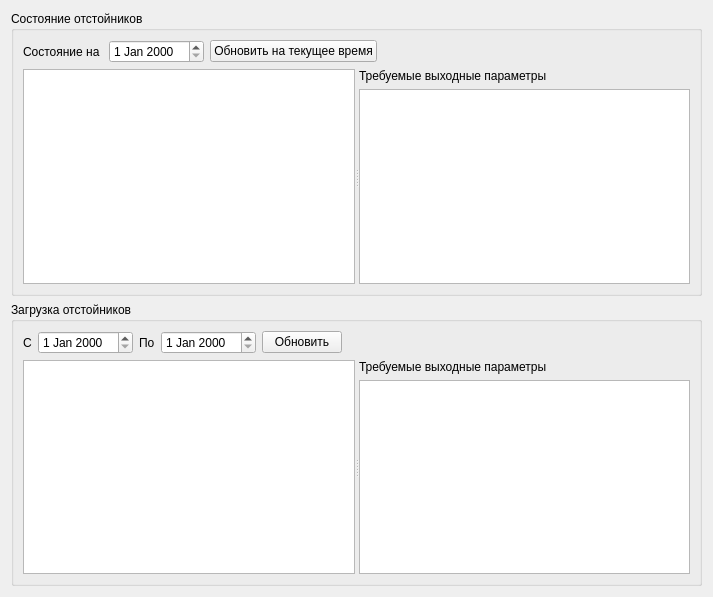
Before: the Qt Designer form formsump.ui in Sergeyego/el_glass, drawn with Qt 5.
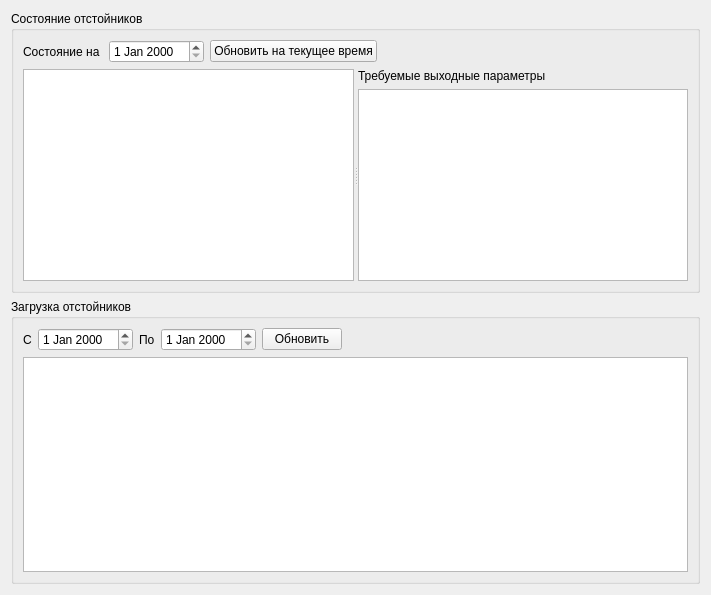
After: the same form once the commit is applied. Custom widgets are drawn as their Qt base class.

What changed in the file:
```diff
--- a/formsump.ui
+++ b/formsump.ui
@@ -6,8 +6,8 @@
    <rect>
     <x>0</x>
     <y>0</y>
-    <width>713</width>
-    <height>597</height>
+    <width>711</width>
+    <height>595</height>
    </rect>
   </property>
   <property name="windowTitle">
@@ -146,13 +146,6 @@
        </layout>
       </item>
       <item>
-       <widget class="QSplitter" name="splitterLoad">
-        <property name="orientation">
-         <enum>Qt::Horizontal</enum>
-        </property>
-        <widget class="QWidget" name="layoutWidget">
-         <layout class="QVBoxLayout" name="verticalLayout_2">
-          <item>
            <widget class="DbViewer" name="tableViewLoad">
             <property name="selectionMode">
              <enum>QAbstractItemView::SingleSelection</enum>
@@ -160,24 +153,6 @@
             <property name="selectionBehavior">
              <enum>QAbstractItemView::SelectRows</enum>
             </property>
-           </widget>
-          </item>
-         </layout>
-        </widget>
-        <widget class="QWidget" name="layoutWidget">
-         <layout class="QVBoxLayout" name="verticalLayout_6">
-          <item>
-           <widget class="QLabel" name="labelLoad">
-            <property name="text">
-             <string>Требуемые выходные параметры</string>
-            </property>
-           </widget>
-          </item>
-          <item>
-           <widget class="DbViewer" name="tableViewLoadPar"/>
-          </item>
-         </layout>
-        </widget>
        </widget>
       </item>
      </layout>
```
Lines whose indentation alone changed are shown as unchanged.
